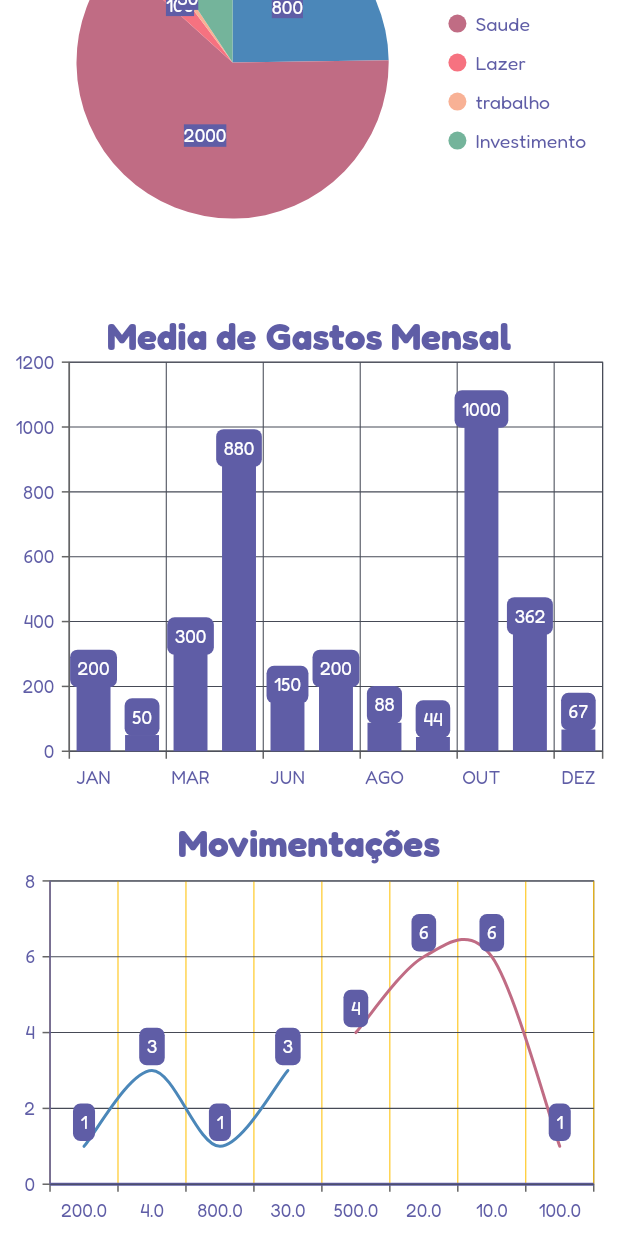
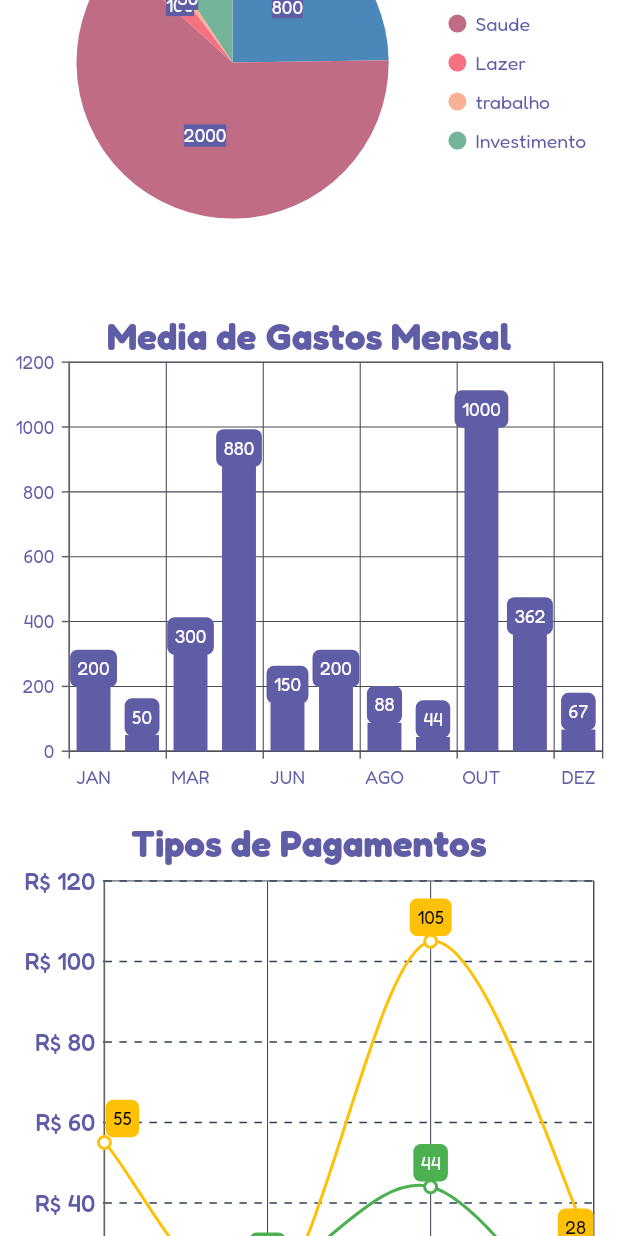
Before and after one commit to JoseGoncalvess/My_Money, a Flutter app: the GraficButtompag screen opened directly, scrolled down 268 dp, on a phone screen of 412 x 824 dp. Run offline on Flutter 3.47's test engine with Material 2 defaults, Android fonts, the phone set to English and light mode, and no system bars; our stand-ins replace syncfusion_flutter_charts.

Commit message:
Ajust  page grapic

```diff
--- a/lib/page/screens/pagedetails/grafic_widgets_components/media_month_widget.dart
+++ b/lib/page/screens/pagedetails/grafic_widgets_components/media_month_widget.dart
@@ -65,13 +65,14 @@ class _MediaMonthWidgetState extends State<MediaMonthWidget> {
             width: width * 0.96,
             height: height * 0.35,
             child: SfCartesianChart(
-              margin: EdgeInsets.all(2),
+              margin: const EdgeInsets.all(2),
               primaryXAxis: CategoryAxis(
-                  title: AxisTitle(),
-                  labelStyle: TextStyle(color: const Color(0xff5F5DA6))),
+                  labelStyle: const TextStyle(
+                color: Color(0xff5F5DA6),
+              )),
               primaryYAxis: NumericAxis(
                   title: AxisTitle(),
-                  labelStyle: TextStyle(color: const Color(0xff5F5DA6))),
+                  labelStyle: const TextStyle(color: Color(0xff5F5DA6))),
               series: <ChartSeries>[
                 ColumnSeries<Datacolun, String>(
                     enableTooltip: true,
@@ -79,8 +80,8 @@ class _MediaMonthWidgetState extends State<MediaMonthWidget> {
                     xValueMapper: (Datacolun data, _) => data.x,
                     yValueMapper: (Datacolun data, _) => data.y,
                     color: const Color(0xff5F5DA6),
-                    dataLabelSettings: DataLabelSettings(
-                        isVisible: true, color: const Color(0xff5F5DA6))),
+                    dataLabelSettings: const DataLabelSettings(
+                        isVisible: true, color: Color(0xff5F5DA6))),
               ],
             ),
           )
--- /dev/null
+++ b/lib/page/screens/pagedetails/grafic_widgets_components/type_payment_widget.dart
@@ -0,0 +1,124 @@
+import 'package:flutter/material.dart';
+import 'package:syncfusion_flutter_charts/charts.dart';
+
+class TypePaymentWidget extends StatefulWidget {
+  const TypePaymentWidget({Key? key}) : super(key: key);
+
+  @override
+  State<TypePaymentWidget> createState() => _TypePaymentWidgetState();
+}
+
+class Paymentdata {
+  double x;
+  double y;
+  double y2;
+  Paymentdata({
+    required this.x,
+    required this.y,
+    required this.y2,
+  });
+}
+
+List<Paymentdata> getdgetpayment() {
+  final List<Paymentdata> datpayment = [
+    Paymentdata(x: 1, y: 21, y2: 55),
+    Paymentdata(x: 2, y: 22, y2: 15),
+    Paymentdata(x: 3, y: 44, y2: 105),
+    Paymentdata(x: 4, y: 1, y2: 28)
+  ];
+  return datpayment;
+}
+
+class _TypePaymentWidgetState extends State<TypePaymentWidget> {
+  late List<Paymentdata> _datapayment;
+  @override
+  void initState() {
+    _datapayment = getdgetpayment();
+    super.initState();
+  }
+
+  @override
+  void dispose() {
+    _datapayment.clear();
+    super.dispose();
+  }
+
+  @override
+  Widget build(BuildContext context) {
+    final height = MediaQuery.of(context).size.height;
+    final width = MediaQuery.of(context).size.width;
+    return Column(
+      children: [
+        Text(
+          'Tipos de Pagamentos',
+          style: TextStyle(
+              color: const Color(0xff5F5DA6),
+              fontWeight: FontWeight.bold,
+              fontSize: height * 0.03),
+        ),
+        Container(
+          height: height * 0.5,
+          width: width * 0.97,
+          // color: Colors.brown,
+          child: SfCartesianChart(
+            legend: Legend(
+              isVisible: true,
+              overflowMode: LegendItemOverflowMode.wrap,
+              textStyle: TextStyle(
+                  color: const Color(0xFF2E4159),
+                  fontWeight: FontWeight.bold,
+                  fontSize: height * 0.03),
+            ),
+            primaryXAxis: NumericAxis(
+                labelStyle: TextStyle(
+                    color: const Color(0xFF2E4159),
+                    fontWeight: FontWeight.w500,
+                    fontSize: height * 0.02),
+                axisLine: const AxisLine(width: 1),
+                labelFormat: '{value}'),
+            primaryYAxis: NumericAxis(
+              labelFormat: 'R\$ {value}',
+              labelStyle: TextStyle(
+                  color: const Color(0xff5F5DA6),
+                  fontWeight: FontWeight.w500,
+                  fontSize: height * 0.02),
+              edgeLabelPlacement: EdgeLabelPlacement.shift,
+              axisLine: const AxisLine(width: 1),
+              // interval: 2,
+              majorTickLines: const MajorTickLines(
+                  width: 1, color: Color(0xFF2E4159), size: 1),
+              majorGridLines: const MajorGridLines(
+                  width: 1, color: Color(0xFF2E4159), dashArray: [5, 5]),
+            ),
+            series: <ChartSeries>[
+              SplineSeries<Paymentdata, double>(
+                  color: Colors.green,
+                  dataSource: _datapayment,
+                  xValueMapper: (Paymentdata data, _) => data.x,
+                  yValueMapper: (Paymentdata data, _) => data.y,
+                  width: 2,
+                  name: 'Cartão',
+                  markerSettings:
+                      MarkerSettings(isVisible: true, color: Colors.white),
+                  dataLabelSettings:
+                      DataLabelSettings(color: Colors.green, isVisible: true)),
+              SplineSeries<Paymentdata, double>(
+                  color: Colors.amber,
+                  animationDuration: 0,
+                  dataSource: _datapayment,
+                  xValueMapper: (Paymentdata data, _) => data.x,
+                  yValueMapper: (Paymentdata data, _) => data.y2,
+                  width: 2,
+                  name: 'Dinheiro',
+                  enableTooltip: true,
+                  markerSettings:
+                      MarkerSettings(isVisible: true, color: Colors.white),
+                  dataLabelSettings:
+                      DataLabelSettings(color: Colors.amber, isVisible: true))
+            ],
+          ),
+        ),
+      ],
+    );
+  }
+}
--- a/lib/page/screens/pagedetails/pages_buttombar/grafic_buttompag.dart
+++ b/lib/page/screens/pagedetails/pages_buttombar/grafic_buttompag.dart
@@ -1,10 +1,9 @@
 // ignore_for_file: public_member_api_docs, sort_constructors_first
 import 'package:flutter/material.dart';
-import 'package:syncfusion_flutter_charts/charts.dart';
-
 import '../grafic_widgets_components/card_info_widget.dart';
 import '../grafic_widgets_components/grafic_category_widget.dart';
 import '../grafic_widgets_components/media_month_widget.dart';
+import '../grafic_widgets_components/type_payment_widget.dart';
 
 class GraficButtompag extends StatefulWidget {
   const GraficButtompag({Key? key}) : super(key: key);
@@ -13,54 +12,7 @@ class GraficButtompag extends StatefulWidget {
   State<GraficButtompag> createState() => _GraficButtompagState();
 }
 
-class Cardpayment {
-  double dia;
-  double valuercard;
-  Cardpayment({
-    required this.dia,
-    required this.valuercard,
-  });
-}
-
-class Moneypayment {
-  double dia;
-  double valuercard;
-  Moneypayment({
-    required this.dia,
-    required this.valuercard,
-  });
-}
-
-List<Cardpayment> getdatacard() {
-  final List<Cardpayment> datpayment = [
-    Cardpayment(dia: 1, valuercard: 200),
-    Cardpayment(dia: 3, valuercard: 4),
-    Cardpayment(dia: 1, valuercard: 800),
-    Cardpayment(dia: 3, valuercard: 30),
-  ];
-  return datpayment;
-}
-
-List<Moneypayment> getmoneypayment() {
-  final List<Moneypayment> moneypayment = [
-    Moneypayment(dia: 4, valuercard: 500),
-    Moneypayment(dia: 6, valuercard: 20),
-    Moneypayment(dia: 6, valuercard: 10),
-    Moneypayment(dia: 1, valuercard: 100),
-  ];
-  return moneypayment;
-}
-
 class _GraficButtompagState extends State<GraficButtompag> {
-  late List<Cardpayment> _datacard;
-  late List<Moneypayment> _datamoney;
-  @override
-  void initState() {
-    _datacard = getdatacard();
-    _datamoney = getmoneypayment();
-    super.initState();
-  }
-
   @override
   Widget build(BuildContext context) {
     final height = MediaQuery.of(context).size.height;
@@ -100,58 +52,7 @@ class _GraficButtompagState extends State<GraficButtompag> {
             SizedBox(
               height: height * 0.01,
             ),
-            Text(
-              'Movimentações',
-              style: TextStyle(
-                  color: const Color(0xff5F5DA6),
-                  fontWeight: FontWeight.bold,
-                  fontSize: height * 0.03),
-            ),
-            Container(
-              height: height * 0.3,
-              width: width * 0.97,
-              // color: Colors.brown,
-              child: SfCartesianChart(
-                primaryXAxis: CategoryAxis(
-                  isVisible: true,
-                  labelStyle: TextStyle(color: const Color(0xff5F5DA6)),
-                  edgeLabelPlacement: EdgeLabelPlacement.shift,
-                  majorGridLines: MajorGridLines(color: Colors.amber),
-                  axisLine: AxisLine(
-                    color: const Color(0xff5F5DA6),
-                    width: 2,
-                  ),
-                ),
-                primaryYAxis: NumericAxis(
-                    isVisible: true,
-                    labelStyle: TextStyle(color: const Color(0xff5F5DA6)),
-                    axisLine: AxisLine(color: const Color(0xff5F5DA6))),
-                series: <ChartSeries>[
-                  SplineSeries<Cardpayment, double>(
-                    dataSource: _datacard,
-                    xValueMapper: (Cardpayment data, _) => data.valuercard,
-                    yValueMapper: (Cardpayment data, _) => data.dia,
-                    dataLabelSettings: DataLabelSettings(
-                      isVisible: true,
-                      color: const Color(0xff5F5DA6),
-                      connectorLineSettings:
-                          ConnectorLineSettings(type: ConnectorType.curve),
-                    ),
-                  ),
-                  SplineSeries<Moneypayment, double>(
-                    dataSource: _datamoney,
-                    xValueMapper: (Moneypayment data, _) => data.valuercard,
-                    yValueMapper: (Moneypayment data, _) => data.dia,
-                    dataLabelSettings: DataLabelSettings(
-                      isVisible: true,
-                      color: const Color(0xff5F5DA6),
-                      connectorLineSettings:
-                          ConnectorLineSettings(type: ConnectorType.curve),
-                    ),
-                  )
-                ],
-              ),
-            )
+            TypePaymentWidget()
           ],
         )),
       ),
```
Also changed, not shown: 3 other files.
